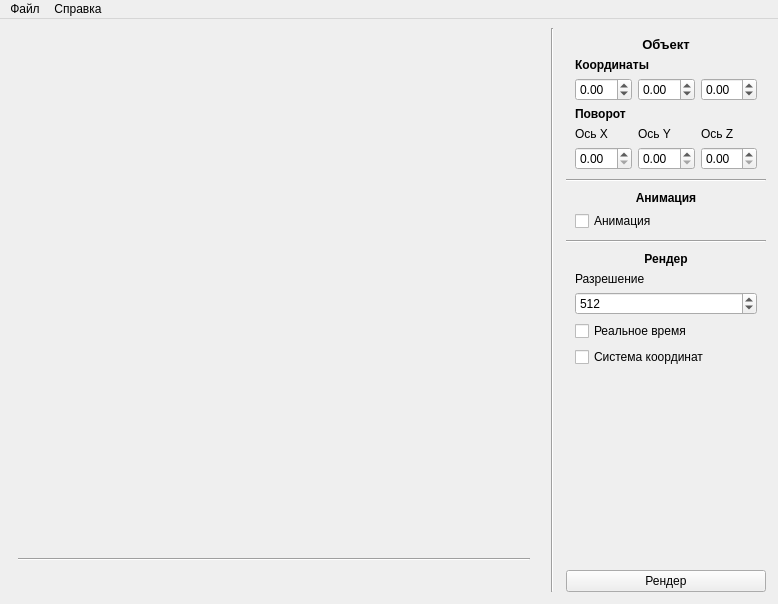
This is 01 - Cube/ui/main.ui in sersoid/bmstulabs-iu7-sem4-oop as Qt 5 draws it before an edit. The edited form follows.
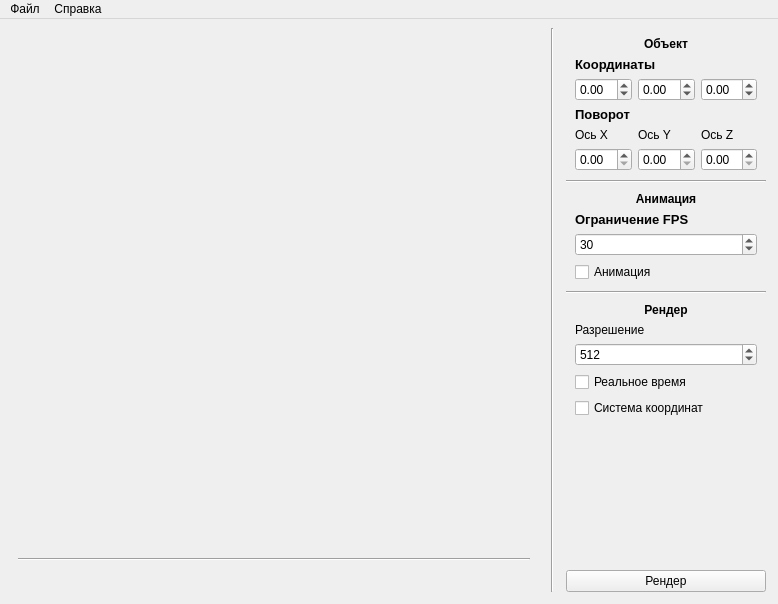
This is the edited form.

Commit message: Fix animationThread Add "FPS limit" option Update object struct Add movePoint* function for x, y and z axis

Patch:
```diff
--- a/01 - Cube/ui/main.ui
+++ b/01 - Cube/ui/main.ui
@@ -159,6 +159,7 @@
            <widget class="QLabel" name="objectRotateLabel">
             <property name="font">
              <font>
+              <pointsize>10</pointsize>
               <bold>true</bold>
              </font>
             </property>
@@ -181,6 +182,7 @@
            <widget class="QLabel" name="objectCoordsLabel">
             <property name="font">
              <font>
+              <pointsize>10</pointsize>
               <bold>true</bold>
              </font>
             </property>
@@ -239,22 +241,15 @@
            <widget class="QLabel" name="objectLabel">
             <property name="font">
              <font>
-              <pointsize>10</pointsize>
               <bold>true</bold>
              </font>
             </property>
             <property name="text">
              <string>Объект</string>
             </property>
-            <property name="textFormat">
-             <enum>Qt::AutoText</enum>
-            </property>
             <property name="alignment">
              <set>Qt::AlignCenter</set>
             </property>
-            <property name="wordWrap">
-             <bool>false</bool>
-            </property>
            </widget>
           </item>
           <item row="2" column="1">
@@ -316,10 +311,16 @@
        <item row="4" column="0">
         <widget class="QWidget" name="animationWidget" native="true">
          <layout class="QGridLayout" name="gridLayout_5">
-          <item row="1" column="0">
-           <widget class="QCheckBox" name="animationCheck">
-            <property name="text">
-             <string>Анимация</string>
+          <item row="2" column="0">
+           <widget class="QSpinBox" name="animationFPSSpinBox">
+            <property name="minimum">
+             <number>1</number>
+            </property>
+            <property name="maximum">
+             <number>120</number>
+            </property>
+            <property name="value">
+             <number>30</number>
             </property>
            </widget>
           </item>
@@ -338,6 +339,26 @@
             </property>
            </widget>
           </item>
+          <item row="3" column="0">
+           <widget class="QCheckBox" name="animationCheck">
+            <property name="text">
+             <string>Анимация</string>
+            </property>
+           </widget>
+          </item>
+          <item row="1" column="0">
+           <widget class="QLabel" name="label">
+            <property name="font">
+             <font>
+              <pointsize>10</pointsize>
+              <bold>true</bold>
+             </font>
+            </property>
+            <property name="text">
+             <string>Ограничение FPS</string>
+            </property>
+           </widget>
+          </item>
          </layout>
         </widget>
        </item>
```
The commit also changes 5 other files.
